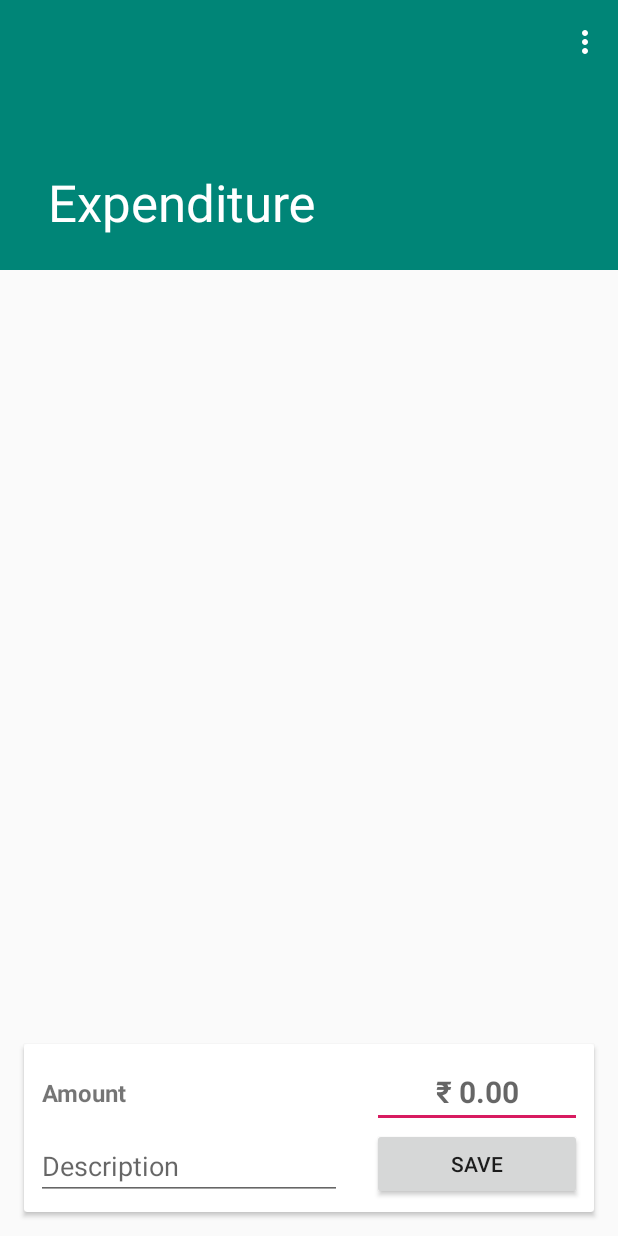
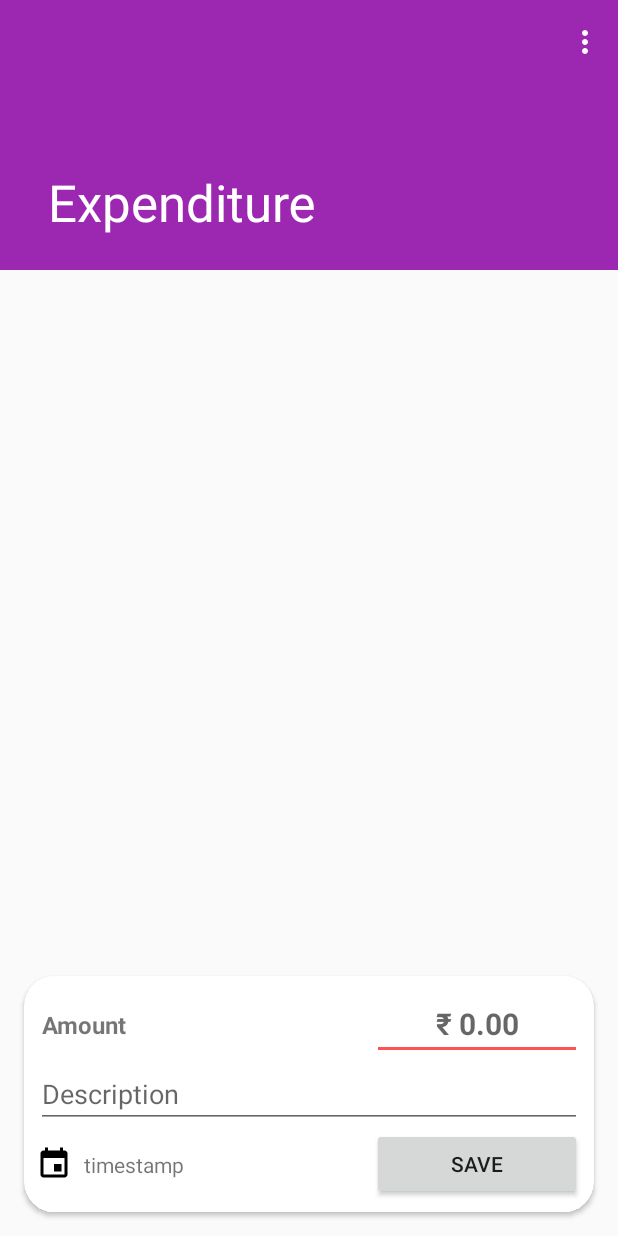
Before and after one commit to Nikhil-Wagh/ExpenditureOLD, an Android app: the screen it shows after launch once a user with an empty profile is signed in (ScrollingActivity), on a phone screen of 412 x 824 dp. Run offline under Robolectric (Android 15) with nearby library versions, the phone set to English and light mode, and no system bars; our stand-ins replace Firebase (no records; nobody signed in at launch, a user with empty details on screens opened directly); 3 statements that could not run were skipped.

Commit message:
Updated expense form

```diff
--- /dev/null
+++ b/app/src/main/res/drawable/ic_event_black_24dp.xml
@@ -0,0 +1,9 @@
+<vector xmlns:android="http://schemas.android.com/apk/res/android"
+        android:width="24dp"
+        android:height="24dp"
+        android:viewportWidth="24.0"
+        android:viewportHeight="24.0">
+    <path
+        android:fillColor="#FF000000"
+        android:pathData="M17,12h-5v5h5v-5zM16,1v2L8,3L8,1L6,1v2L5,3c-1.11,0 -1.99,0.9 -1.99,2L3,19c0,1.1 0.89,2 2,2h14c1.1,0 2,-0.9 2,-2L21,5c0,-1.1 -0.9,-2 -2,-2h-1L18,1h-2zM19,19L5,19L5,8h14v11z"/>
+</vector>
--- a/app/src/main/res/layout/add_expense_form.xml
+++ b/app/src/main/res/layout/add_expense_form.xml
@@ -11,7 +11,9 @@
     <com.google.android.material.card.MaterialCardView
         android:layout_width="match_parent"
         android:layout_height="wrap_content"
-        android:layout_margin="16dp">
+        android:layout_margin="16dp"
+        android:elevation="@dimen/cardview_default_elevation"
+        app:cardCornerRadius="@dimen/cardview_radius">
 
         <RelativeLayout
             android:layout_width="match_parent"
@@ -49,9 +51,11 @@
                     app:layout_constraintBottom_toBottomOf="parent"
                     app:layout_constraintEnd_toEndOf="parent"
                     app:layout_constraintTop_toTopOf="parent" />
+
             </androidx.constraintlayout.widget.ConstraintLayout>
 
             <androidx.constraintlayout.widget.ConstraintLayout
+                android:id="@+id/layout_description"
                 android:layout_width="match_parent"
                 android:layout_height="wrap_content"
                 android:layout_below="@+id/layout_AmountInput">
@@ -60,15 +64,23 @@
                     android:id="@+id/editText_Description"
                     android:layout_width="0dp"
                     android:layout_height="wrap_content"
-                    android:layout_marginEnd="20dp"
                     android:hint="@string/description"
                     android:inputType="textAutoCorrect"
                     app:layout_constraintBottom_toBottomOf="parent"
-                    app:layout_constraintEnd_toStartOf="@+id/button_save"
+                    app:layout_constraintEnd_toEndOf="parent"
                     app:layout_constraintHorizontal_bias="0.0"
                     app:layout_constraintStart_toStartOf="parent"
                     app:layout_constraintTop_toTopOf="parent"
                     app:layout_constraintVertical_bias="1.0" />
+
+
+            </androidx.constraintlayout.widget.ConstraintLayout>
+
+            <androidx.constraintlayout.widget.ConstraintLayout
+                android:id="@+id/layout_buttons"
+                android:layout_width="match_parent"
+                android:layout_height="wrap_content"
+                android:layout_below="@id/layout_description">
 
                 <Button
                     android:id="@+id/button_save"
@@ -80,7 +92,31 @@
                     app:layout_constraintTop_toTopOf="parent"
                     app:layout_constraintVertical_bias="0.0" />
 
+
+                <ImageButton
+                    android:id="@+id/button_EditTimestamp"
+                    android:layout_width="wrap_content"
+                    android:layout_height="wrap_content"
+                    android:background="@color/icons"
+                    android:src="@drawable/ic_event_black_24dp"
+                    app:layout_constraintBottom_toBottomOf="parent"
+                    app:layout_constraintStart_toStartOf="parent"
+                    app:layout_constraintTop_toTopOf="parent" />
+
+                <TextView
+                    android:id="@+id/textView_Timestamp"
+                    android:layout_width="100dp"
+                    android:layout_height="wrap_content"
+                    android:layout_alignParentTop="true"
+                    android:layout_marginStart="8dp"
+                    android:text="timestamp"
+                    app:layout_constraintBottom_toBottomOf="parent"
+                    app:layout_constraintStart_toEndOf="@+id/button_EditTimestamp"
+                    app:layout_constraintTop_toTopOf="parent" />
+
+
             </androidx.constraintlayout.widget.ConstraintLayout>
+
         </RelativeLayout>
 
     </com.google.android.material.card.MaterialCardView>
--- a/app/src/main/res/values/colors.xml
+++ b/app/src/main/res/values/colors.xml
@@ -1,7 +1,11 @@
 <?xml version="1.0" encoding="utf-8"?>
 <resources>
-    <color name="colorPrimary">#008577</color>
-    <color name="colorPrimaryDark">#00574B</color>
-    <color name="colorAccent">#D81B60</color>
-    <color name="colorBackground">#f2f2f2</color>
+    <color name="primary">#9C27B0</color>
+    <color name="primary_dark">#7B1FA2</color>
+    <color name="primary_light">#E1BEE7</color>
+    <color name="accent">#FF5252</color>
+    <color name="primary_text">#212121</color>
+    <color name="secondary_text">#757575</color>
+    <color name="icons">#FFFFFF</color>
+    <color name="divider">#BDBDBD</color>
 </resources>
--- a/app/src/main/res/values/dimens.xml
+++ b/app/src/main/res/values/dimens.xml
@@ -6,4 +6,5 @@
     <dimen name="activity_horizontal_margin">16dp</dimen>
     <dimen name="activity_vertical_margin">16dp</dimen>
     <dimen name="scroll_recycler_view_margin_bottom">30dp</dimen>
+    <dimen name="cardview_radius">20dp</dimen>
 </resources>
--- a/app/src/main/res/values/styles.xml
+++ b/app/src/main/res/values/styles.xml
@@ -3,9 +3,9 @@
     <!-- Base application theme. -->
     <style name="AppTheme" parent="Theme.AppCompat.Light.DarkActionBar">
         <!-- Customize your theme here. -->
-        <item name="colorPrimary">@color/colorPrimary</item>
-        <item name="colorPrimaryDark">@color/colorPrimaryDark</item>
-        <item name="colorAccent">@color/colorAccent</item>
+        <item name="colorPrimary">@color/primary</item>
+        <item name="colorPrimaryDark">@color/primary_dark</item>
+        <item name="colorAccent">@color/accent</item>
     </style>
 
     <style name="AppTheme.NoActionBar">
```
